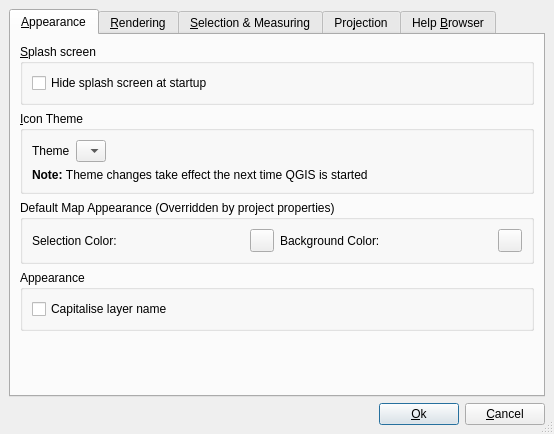
First picture: the form in src/ui/qgsoptionsbase.ui, repository qgis/QGIS, before the edit.
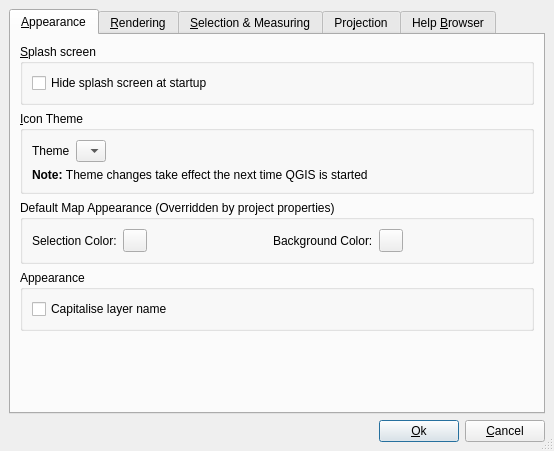
Second picture: the form after the edit. The open tabs and pages were chosen to show the change. Icons and pictures are not drawn.

What changed in the file:
```diff
--- a/src/ui/qgsoptionsbase.ui
+++ b/src/ui/qgsoptionsbase.ui
@@ -9,7 +9,7 @@
     <x>0</x>
     <y>0</y>
     <width>554</width>
-    <height>434</height>
+    <height>451</height>
    </rect>
   </property>
   <property name="windowTitle" >
@@ -139,31 +139,24 @@
          <property name="title" >
           <string>Default Map Appearance (Overridden by project properties)</string>
          </property>
-         <layout class="QGridLayout" >
+         <layout class="QHBoxLayout" >
           <property name="margin" >
            <number>9</number>
           </property>
           <property name="spacing" >
            <number>6</number>
           </property>
-          <item row="0" column="2" >
-           <widget class="QLabel" name="label" >
+          <item>
+           <widget class="QLabel" name="textLabel1_9" >
             <property name="text" >
-             <string>Background Color:</string>
+             <string>Selection Color:</string>
             </property>
             <property name="buddy" >
              <cstring>pbnCanvasColor</cstring>
             </property>
            </widget>
           </item>
-          <item row="0" column="3" >
-           <widget class="QToolButton" name="pbnCanvasColor" >
-            <property name="text" >
-             <string/>
-            </property>
-           </widget>
-          </item>
-          <item row="0" column="1" >
+          <item>
            <widget class="QToolButton" name="pbnSelectionColour" >
             <property name="minimumSize" >
              <size>
@@ -176,16 +169,49 @@
             </property>
            </widget>
           </item>
-          <item row="0" column="0" >
-           <widget class="QLabel" name="textLabel1_9" >
+          <item>
+           <spacer>
+            <property name="orientation" >
+             <enum>Qt::Horizontal</enum>
+            </property>
+            <property name="sizeHint" >
+             <size>
+              <width>40</width>
+              <height>20</height>
+             </size>
+            </property>
+           </spacer>
+          </item>
+          <item>
+           <widget class="QLabel" name="label" >
             <property name="text" >
-             <string>Selection Color:</string>
+             <string>Background Color:</string>
             </property>
             <property name="buddy" >
              <cstring>pbnSelectionColour</cstring>
             </property>
            </widget>
           </item>
+          <item>
+           <widget class="QToolButton" name="pbnCanvasColor" >
+            <property name="text" >
+             <string/>
+            </property>
+           </widget>
+          </item>
+          <item>
+           <spacer>
+            <property name="orientation" >
+             <enum>Qt::Horizontal</enum>
+            </property>
+            <property name="sizeHint" >
+             <size>
+              <width>40</width>
+              <height>20</height>
+             </size>
+            </property>
+           </spacer>
+          </item>
          </layout>
         </widget>
        </item>
```
Left out of the diff: 6 changed lines with no effect on the pictures.
